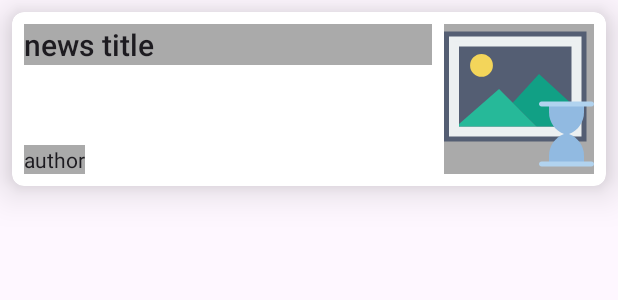
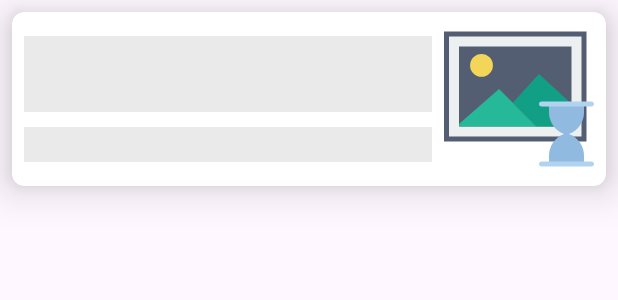
Before and after one commit to MazenAbdelgawad/News, an Android app: the layout shimmer_placeholder_layout.xml on its own in the app's theme, with its tools: preview values and no code run, on a phone screen of 412 x 824 dp. Shown: the top 300 px of the screen. Run offline under Robolectric (Android 15) with nearby library versions, the phone set to English and light mode, and no system bars.

Commit message:
handle show shimmer effect

```diff
--- a/app/src/main/res/layout/shimmer_placeholder_layout.xml
+++ b/app/src/main/res/layout/shimmer_placeholder_layout.xml
@@ -21,38 +21,38 @@
             android:id="@+id/image"
             android:layout_width="100dp"
             android:layout_height="100dp"
-            android:background="@color/shimmer_placeholder_color"
+            app:layout_constraintBottom_toBottomOf="parent"
             app:layout_constraintEnd_toEndOf="parent"
             app:layout_constraintTop_toTopOf="parent"
             app:srcCompat="@drawable/placeholder_img" />
 
         <androidx.appcompat.widget.AppCompatTextView
-            android:id="@+id/title"
             android:layout_width="0dp"
             android:layout_height="wrap_content"
+            android:layout_marginTop="8dp"
             android:layout_marginEnd="8dp"
             android:background="@color/shimmer_placeholder_color"
             android:ellipsize="end"
-            android:maxLines="2"
+            android:lines="2"
             android:textAppearance="@style/TextAppearance.AppCompat.Title"
             app:layout_constraintEnd_toStartOf="@+id/image"
             app:layout_constraintStart_toStartOf="parent"
-            app:layout_constraintTop_toTopOf="parent"
-            tools:text="news title" />
+            app:layout_constraintTop_toTopOf="parent" />
 
         <androidx.appcompat.widget.AppCompatTextView
             android:id="@+id/date"
             android:layout_width="0dp"
             android:layout_height="wrap_content"
-            android:layout_marginTop="8dp"
+            android:layout_marginEnd="8dp"
+            android:layout_marginBottom="8dp"
             android:background="@color/shimmer_placeholder_color"
             android:ellipsize="end"
-            android:maxLines="2"
+            android:maxLines="1"
+            android:paddingTop="4dp"
             android:textAppearance="@style/TextAppearance.AppCompat.Body1"
             app:layout_constraintBottom_toBottomOf="parent"
-            app:layout_constraintStart_toStartOf="@+id/title"
-
-            tools:text="author" />
+            app:layout_constraintEnd_toStartOf="@+id/image"
+            app:layout_constraintStart_toStartOf="parent" />
 
     </androidx.constraintlayout.widget.ConstraintLayout>
 
--- a/app/src/main/res/values/colors.xml
+++ b/app/src/main/res/values/colors.xml
@@ -2,5 +2,5 @@
 <resources>
     <color name="black">#FF000000</color>
     <color name="white">#FFFFFFFF</color>
-    <color name="shimmer_placeholder_color">@android:color/darker_gray</color>
+    <color name="shimmer_placeholder_color">#40AAAAAA</color>
 </resources>
```
Also changed, not shown: app/src/main/java/mazen/abdelgawad/news/presentation/news/newslist/NewsListFragment.kt (+23 -2 lines).
